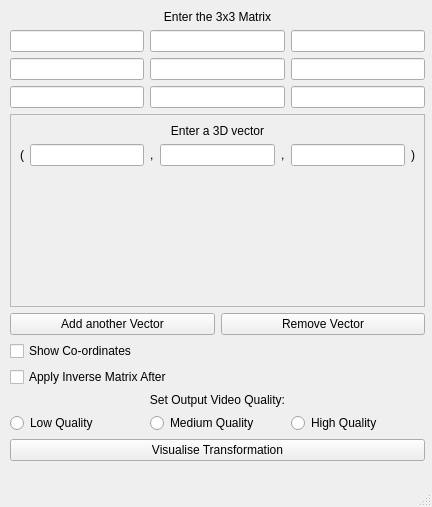
Old version of the form 3D_vector.ui in the repository KallaxenC/LinearLab.
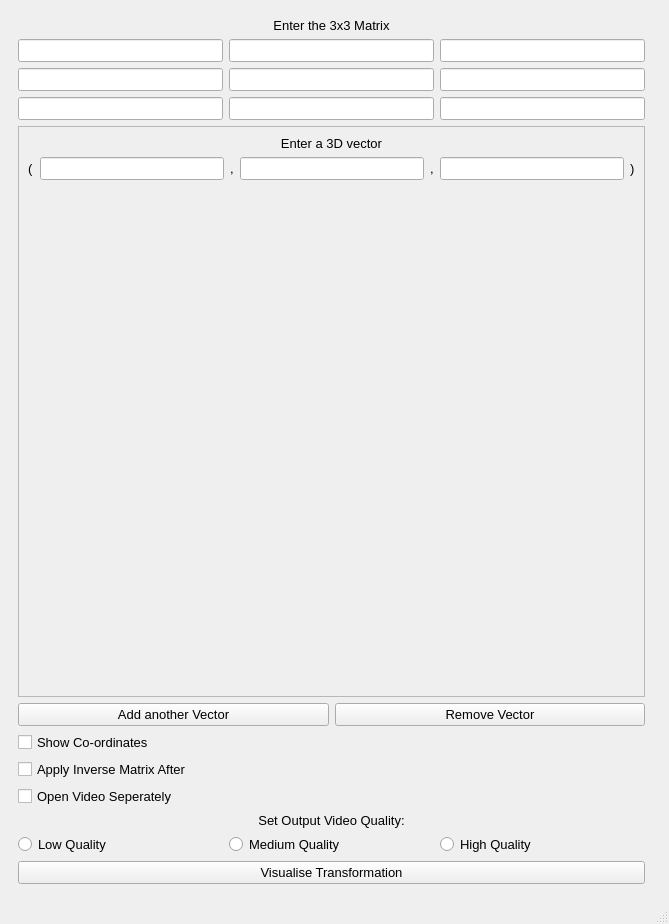
New version of the form.

Commit message:
Massive UI improvements - Viewing window etc
Added a viewing window to the UIs and ensured all UIs have the same font etc

```diff
--- a/3D_vector.ui
+++ b/3D_vector.ui
@@ -6,23 +6,22 @@
    <rect>
     <x>0</x>
     <y>0</y>
-    <width>432</width>
-    <height>507</height>
+    <width>669</width>
+    <height>924</height>
    </rect>
   </property>
+  <property name="font">
+   <font>
+    <pointsize>10</pointsize>
+   </font>
+  </property>
   <property name="windowTitle">
    <string>MainWindow</string>
   </property>
   <widget class="QWidget" name="centralwidget">
-   <widget class="QWidget" name="gridLayoutWidget_2">
-    <property name="geometry">
-     <rect>
-      <x>10</x>
-      <y>10</y>
-      <width>415</width>
-      <height>451</height>
-     </rect>
-    </property>
+   <layout class="QGridLayout" name="gridLayout_5">
+    <item row="0" column="0">
+     <widget class="QFrame" name="settings_frame">
     <layout class="QGridLayout" name="gridLayout_2">
      <item row="7" column="0">
       <layout class="QHBoxLayout" name="horizontalLayout_2">
@@ -150,8 +149,8 @@
          <rect>
           <x>0</x>
           <y>0</y>
-          <width>411</width>
-          <height>188</height>
+            <width>626</width>
+            <height>464</height>
          </rect>
         </property>
         <layout class="QVBoxLayout" name="verticalLayout">
@@ -243,10 +242,29 @@
          </property>
         </widget>
        </item>
+         <item>
+          <widget class="QCheckBox" name="seperateVideo_checkBox">
+           <property name="text">
+            <string>Open Video Seperately</string>
+           </property>
+          </widget>
+         </item>
       </layout>
      </item>
     </layout>
    </widget>
+    </item>
+    <item row="0" column="1">
+     <widget class="QFrame" name="video_container">
+      <property name="frameShape">
+       <enum>QFrame::StyledPanel</enum>
+      </property>
+      <property name="frameShadow">
+       <enum>QFrame::Raised</enum>
+      </property>
+     </widget>
+    </item>
+   </layout>
   </widget>
   <widget class="QMenuBar" name="menubar">
    <property name="geometry">
```
Left out of the diff: 4 changed lines with no effect on the pictures. Lines whose indentation alone changed are shown as unchanged. The commit also changes 7 other files.
